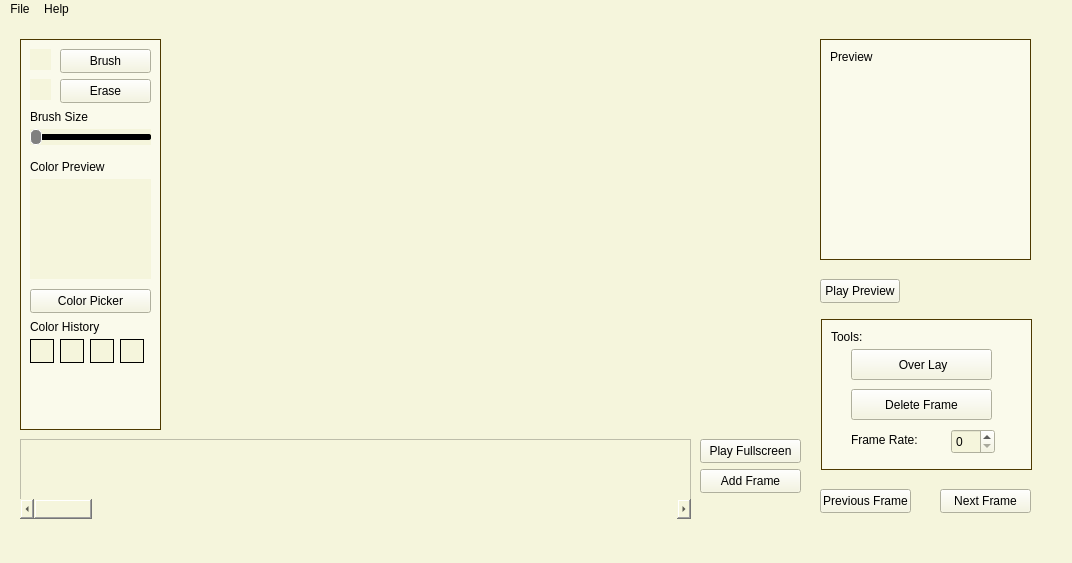
First picture: the form in SpriteEditor/mainwindow.ui, repository sebastianerz28/SpriteEditor, before the edit.
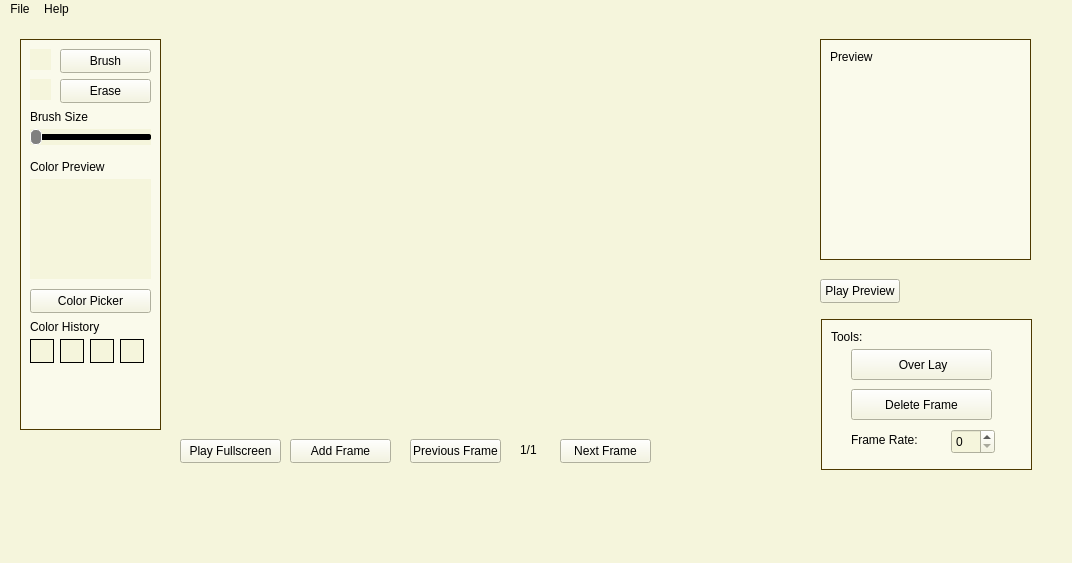
Second picture: the form after the edit.

Commit message: updated currentFrameLabel; debugging deleteFrameRunning

Diff of the .ui file:
```diff
--- a/SpriteEditor/mainwindow.ui
+++ b/SpriteEditor/mainwindow.ui
@@ -500,8 +500,8 @@
    <widget class="QPushButton" name="plusButton">
     <property name="geometry">
      <rect>
-      <x>700</x>
-      <y>450</y>
+      <x>290</x>
+      <y>420</y>
       <width>101</width>
       <height>24</height>
      </rect>
@@ -526,47 +526,11 @@
      <string>Add Frame</string>
     </property>
    </widget>
-   <widget class="QScrollArea" name="frameScrollArea">
-    <property name="geometry">
-     <rect>
-      <x>20</x>
-      <y>420</y>
-      <width>671</width>
-      <height>80</height>
-     </rect>
-    </property>
-    <property name="widgetResizable">
-     <bool>true</bool>
-    </property>
-    <widget class="QWidget" name="scrollAreaWidgetContents">
-     <property name="geometry">
-      <rect>
-       <x>0</x>
-       <y>0</y>
-       <width>669</width>
-       <height>78</height>
-      </rect>
-     </property>
-    </widget>
-   </widget>
-   <widget class="QScrollBar" name="horizontalScrollBar">
-    <property name="geometry">
-     <rect>
-      <x>20</x>
-      <y>480</y>
-      <width>671</width>
-      <height>20</height>
-     </rect>
-    </property>
-    <property name="orientation">
-     <enum>Qt::Horizontal</enum>
-    </property>
-   </widget>
    <widget class="QPushButton" name="nextFrameButton">
     <property name="geometry">
      <rect>
-      <x>940</x>
-      <y>470</y>
+      <x>560</x>
+      <y>420</y>
       <width>91</width>
       <height>24</height>
      </rect>
@@ -588,8 +552,8 @@
    <widget class="QPushButton" name="previousFrameButton">
     <property name="geometry">
      <rect>
-      <x>820</x>
-      <y>470</y>
+      <x>410</x>
+      <y>420</y>
       <width>91</width>
       <height>24</height>
      </rect>
@@ -647,7 +611,7 @@
    <widget class="QPushButton" name="playFullscreenButton">
     <property name="geometry">
      <rect>
-      <x>700</x>
+      <x>180</x>
       <y>420</y>
       <width>101</width>
       <height>24</height>
@@ -667,6 +631,22 @@
      <string>Play Fullscreen</string>
     </property>
    </widget>
+   <widget class="QLabel" name="currentFrameLabel">
+    <property name="geometry">
+     <rect>
+      <x>520</x>
+      <y>420</y>
+      <width>31</width>
+      <height>21</height>
+     </rect>
+    </property>
+    <property name="styleSheet">
+     <string notr="true">color: black</string>
+    </property>
+    <property name="text">
+     <string>1/1</string>
+    </property>
+   </widget>
   </widget>
   <widget class="QMenuBar" name="menubar">
    <property name="geometry">
```
The commit also changes 21 other files.
